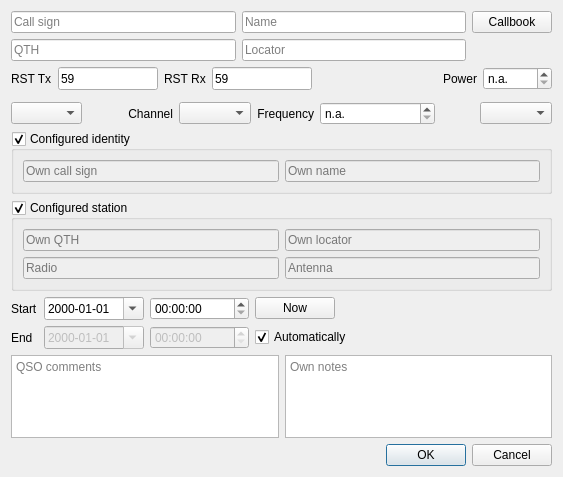
Old version of the form ui_files/DragonLog_QSOForm.ui in the repository gitandy/DragonLog.
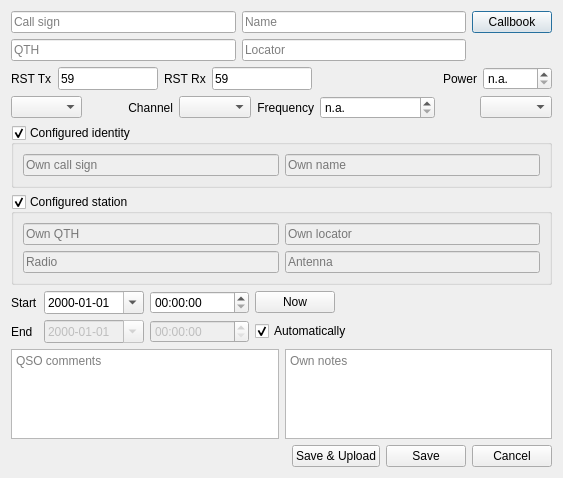
New version of the form.

Commit message: Added log upload to QSO form and exception handling also for search

Patch:
```diff
--- a/ui_files/DragonLog_QSOForm.ui
+++ b/ui_files/DragonLog_QSOForm.ui
@@ -7,7 +7,7 @@
     <x>0</x>
     <y>0</y>
     <width>563</width>
-    <height>477</height>
+    <height>478</height>
    </rect>
   </property>
   <property name="windowTitle">
@@ -165,9 +165,6 @@
      </item>
      <item>
       <layout class="QHBoxLayout" name="horizontalLayout_8">
-       <property name="topMargin">
-        <number>6</number>
-       </property>
        <item>
         <widget class="QComboBox" name="bandComboBox">
          <property name="minimumContentsLength">
@@ -500,14 +497,42 @@
     </layout>
    </item>
    <item>
-    <widget class="QDialogButtonBox" name="buttonBox">
-     <property name="orientation">
-      <enum>Qt::Horizontal</enum>
-     </property>
-     <property name="standardButtons">
-      <set>QDialogButtonBox::Cancel|QDialogButtonBox::Ok</set>
-     </property>
-    </widget>
+    <layout class="QHBoxLayout" name="horizontalLayout_2">
+     <item>
+      <spacer name="horizontalSpacer_6">
+       <property name="orientation">
+        <enum>Qt::Horizontal</enum>
+       </property>
+       <property name="sizeHint" stdset="0">
+        <size>
+         <width>40</width>
+         <height>20</height>
+        </size>
+       </property>
+      </spacer>
+     </item>
+     <item>
+      <widget class="QPushButton" name="uploadPushButton">
+       <property name="text">
+        <string>Save &amp;&amp; Upload</string>
+       </property>
+      </widget>
+     </item>
+     <item>
+      <widget class="QPushButton" name="savePushButton">
+       <property name="text">
+        <string>Save</string>
+       </property>
+      </widget>
+     </item>
+     <item>
+      <widget class="QPushButton" name="cancelPushButton">
+       <property name="text">
+        <string>Cancel</string>
+       </property>
+      </widget>
+     </item>
+    </layout>
    </item>
   </layout>
  </widget>
```
Left out of the diff: 66 changed lines with no effect on the pictures. The commit also changes 3 other files.
